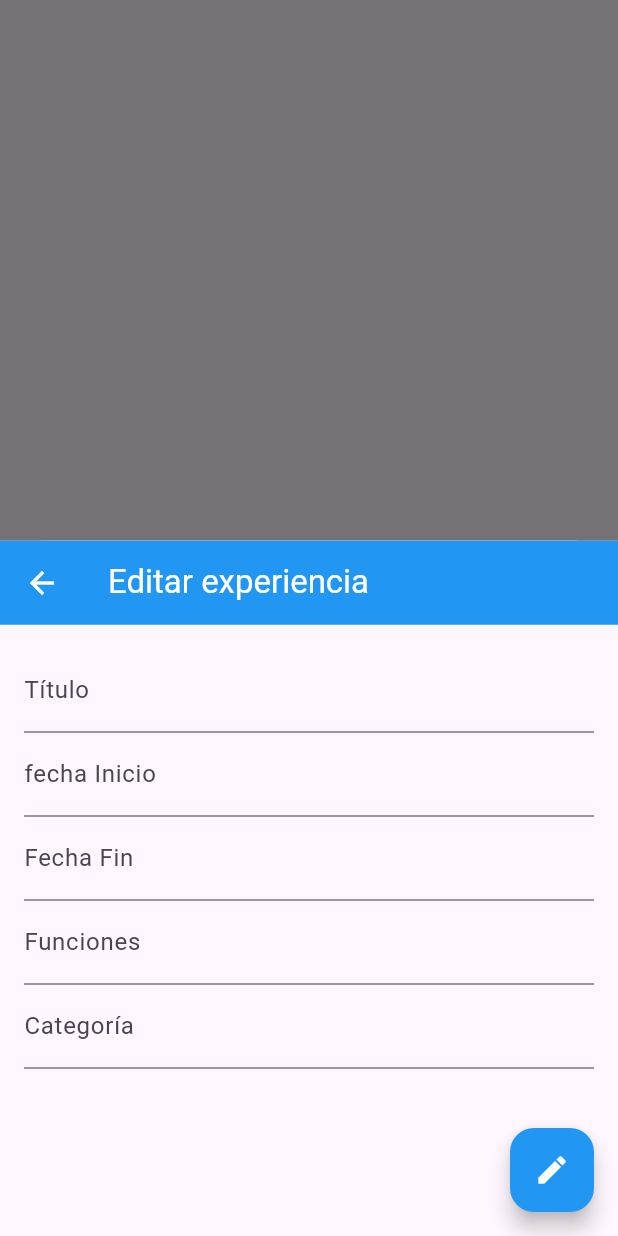
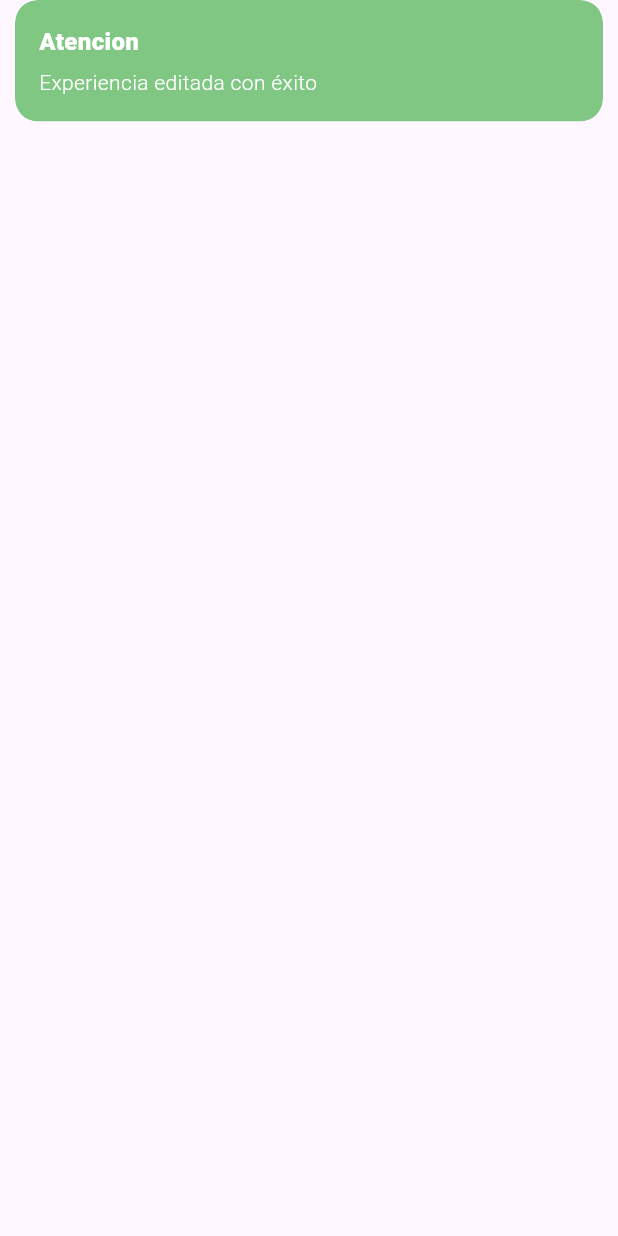
Before and after one commit to jeferson-hernandez08/FlutterADSO2873711, a Flutter app: what showModalAddEditExperiencia() shows on an empty page, opened directly with empty values, after a tap on the "edit" icon, on a phone screen of 412 x 824 dp. Run offline on Flutter 3.47's test engine with Material 3 defaults, Android fonts, the phone set to English and light mode, and no system bars; our stand-ins replace get; network calls fail.

Commit message:
Video fase # 5: video # 8 CRUD FINALIZADO

```diff
--- a/Ejemplos_Flutter/curriculum_vitae_v1_adso/lib/controllers/myController.dart
+++ b/Ejemplos_Flutter/curriculum_vitae_v1_adso/lib/controllers/myController.dart
@@ -22,6 +22,10 @@ class Mycontroller extends GetxController {
     _listaExperienciaLaboral.removeAt(index);                 // Esta list tiene un metodo llamdo remove para que remove nos remueve un elemento.
   }                                                        // Borramos el elemento de esa posicion, recordemos que una lista reactiva en el momento que los removamos tambien se remueve de la aprte grafica.
 
+  void editItemListaExperienciaLaboral(int index, Map itemEdit) {
+     _listaExperienciaLaboral[index] = itemEdit;             // La lista lista en esa posicion (index) que me estan enviando le asignamos ese nuevo elemento (itemEdit)
+  }
+
   String get Titulo => _titulo.value;
   List get ListaExperienciaLaboral => _listaExperienciaLaboral.value;
 
--- a/Ejemplos_Flutter/curriculum_vitae_v1_adso/lib/data/perfilData.dart
+++ b/Ejemplos_Flutter/curriculum_vitae_v1_adso/lib/data/perfilData.dart
@@ -6,6 +6,6 @@ Map<String,dynamic> perfilDataList = {
   "perfil" : "Desarrollador de software con más de 12 años de experiencia en el diseño, desarrollo e implementación de soluciones tecnológicas innovadoras. Experto en lenguajes de programación como [Java, Python, JavaScript, etc.] y en el uso de frameworks y tecnologías modernas como [React, Node.js, Django, etc.]. Con un enfoque en la creación de aplicaciones escalables, optimización de procesos y resolución eficiente de problemas, trabajando siempre con metodologías ágiles (Scrum, Kanban) para asegurar la entrega de proyectos a tiempo. Apasionado por la mejora continua y la integración de nuevas tecnologías, con habilidades de trabajo en equipo, comunicación efectiva y una sólida orientación hacia el cliente."
 };
 
-// Consulta GPT:
+// Consulta GPT Clase Profe Julian:
 // genera un perfil para una hoja de vida para un desarrollador de
 // software, solamente un párrafo.
--- a/Ejemplos_Flutter/curriculum_vitae_v1_adso/lib/experienciaLaboral/addEditExperienciaLaboral.dart
+++ b/Ejemplos_Flutter/curriculum_vitae_v1_adso/lib/experienciaLaboral/addEditExperienciaLaboral.dart
@@ -18,14 +18,15 @@ void limpiarCampos() {
   categoriaController.clear();
 }
 
-showModalAddEditExperiencia(context, String opcionAddEdit, dynamic elementoActual) {   // Cuando le presionemos el boton adicional le estamos diciendo que nos habra un modal
+showModalAddEditExperiencia(context, String opcionAddEdit, dynamic elementoActual, dynamic index) {   // Cuando le presionemos el boton adicional le estamos diciendo que nos habra un modal
 
+limpiarCampos();
 if (opcionAddEdit == "edit") {
   tituloController.text = elementoActual["titulo"];
   fechaInicioController.text = elementoActual["fechaInicio"];
   fechaFinController.text = elementoActual["fechaFin"];
   funcionesController.text = elementoActual["funciones"];
-  categoriaController.text = elementoActual["categoria"];     //Quede aquí ...min 25......
+  categoriaController.text = elementoActual["categoria"];
 }
 
   showModalBottomSheet(                 // Con la funcion showModalBottomSheet y aqui abriremos un Scaffold
@@ -55,14 +56,30 @@ if (opcionAddEdit == "edit") {
               'colorCategoria': Colors.blue, // Color para la categoría 'Móvil'
             };
             miControlador.addItemListaExperienciaLaboral(newItem);  // Llamamos la funcion addItemListaExperienciaLaboral de myController
-            Get.back();
+            Get.back();           // Cerrar
             limpiarCampos();     // Llamamos al metodo limpiarCampos para limpiar los campos.
-            Get.snackbar("Atencion", "Experiencia agregada con éxito",
+            Get.snackbar("Atencion", "Experiencia agregada con éxito",    // Mostrar mensaje
                 backgroundColor: Colors.green[300],
                 colorText: Colors.white
             );
           } else {
-            // Lógica para editar registro
+            // Lógica para editar un registro de experiencia
+            // Basicamente creamos un nuevo mapa con clave String('titulo', etc.) y valores dynamico(tituloController.text, etc.)
+            Map<String,dynamic> elementEdit =  {    // Gereramos un elemento que se va a editar que es de tipo map lo ucal lo mandamos en el  miControlador.editItemListaExperienciaLaboral
+              'titulo': tituloController.text,
+              'fechaInicio': fechaInicioController.text,
+              'fechaFin': fechaFinController.text,
+              'funciones': funcionesController.text,
+              'categoria': categoriaController.text,
+              'colorCategoria': Colors.blue, // Color para la categoría 'Móvil'
+            };
+            miControlador.editItemListaExperienciaLaboral(index, elementEdit);
+            Get.back();           // Cerrar
+            limpiarCampos();     // Llamamos al metodo limpiarCampos para limpiar los campos.
+            Get.snackbar("Atencion", "Experiencia editada con éxito",    // Mostrar mensaje
+                backgroundColor: Colors.green[300],
+                colorText: Colors.white
+            );
 
           }
       }),
--- a/Ejemplos_Flutter/curriculum_vitae_v1_adso/lib/experienciaLaboral/principalExperienciaLaboral.dart
+++ b/Ejemplos_Flutter/curriculum_vitae_v1_adso/lib/experienciaLaboral/principalExperienciaLaboral.dart
@@ -29,7 +29,7 @@ class _PrincipalExperienciaLaboralState extends State<PrincipalExperienciaLabora
         child: Icon(Icons.add),
         onPressed: (){
           // Lógica para agregar una experiencia
-          showModalAddEditExperiencia(context, "new", null);    // El contexto es toda la organizacion del arbol de widget de manera gerarquica
+          showModalAddEditExperiencia(context, "new", null, null);    // El contexto es toda la organizacion del arbol de widget de manera gerarquica
                                                          // Donde podemos visualizar cada uno de los elementos que tenemos.
       }),
       body: ListView.builder(      // Este elemento es un ciclo que nos permite listar todos los elementos a ttarves de tarjeta.
@@ -52,7 +52,7 @@ class _PrincipalExperienciaLaboralState extends State<PrincipalExperienciaLabora
                         icon: Icon(Icons.search)),
                       IconButton(onPressed: (){
                         // Lógica para editar una experiencia laboral
-                        showModalAddEditExperiencia(context, "edit", miControlador.ListaExperienciaLaboral[index]);
+                        showModalAddEditExperiencia(context, "edit", miControlador.ListaExperienciaLaboral[index], index);
                       } , icon: Icon(Icons.edit)),
                       IconButton(
                         onPressed: (){
```
Also changed, not shown: Ejemplos_Flutter/curriculum_vitae_v1_adso/lib/data/experienciaData.dart (+11 -0 lines).
